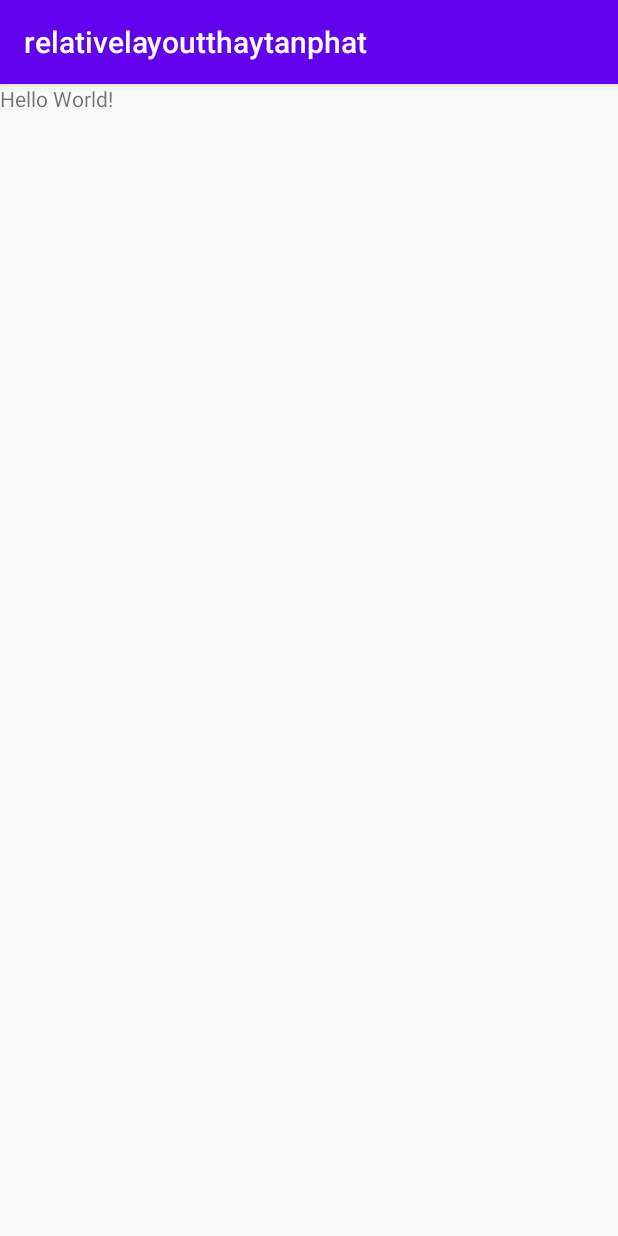
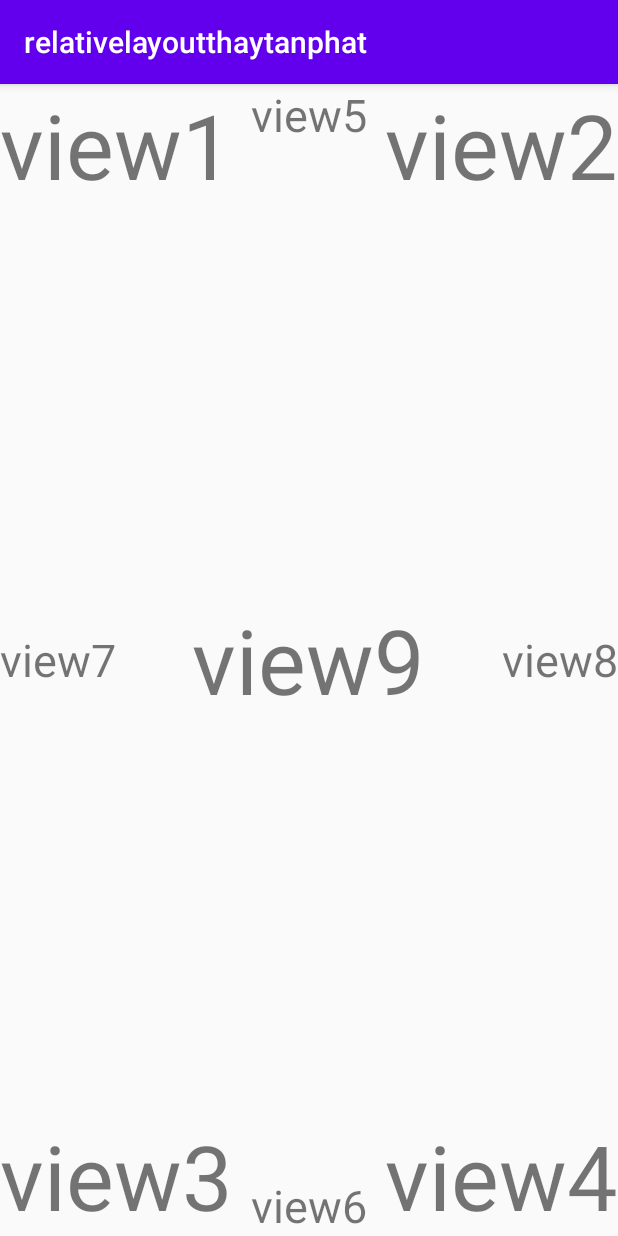
Before and after one commit to lyhuuthanh/relativelayoutthaytanphat, an Android app: the screen it shows after launch (MainActivity), on a phone screen of 412 x 824 dp. Run offline under Robolectric (Android 15) with nearby library versions, the phone set to English and light mode, and no system bars.

Commit message:
relativelayout 1

```diff
--- a/app/src/main/res/layout/activity_main.xml
+++ b/app/src/main/res/layout/activity_main.xml
@@ -6,13 +6,62 @@
     android:layout_height="match_parent"
     tools:context=".MainActivity">
 
+   <TextView
+       android:text="view1"
+       android:textSize="60sp"
+       android:layout_width="wrap_content"
+       android:layout_height="wrap_content"/>
     <TextView
+    android:text="view2"
+    android:textSize="60sp"
+        android:layout_alignParentRight="true"
+    android:layout_width="wrap_content"
+    android:layout_height="wrap_content"/>
+    <TextView
+        android:text="view3"
+        android:textSize="60sp"
+        android:layout_alignParentBottom="true"
         android:layout_width="wrap_content"
-        android:layout_height="wrap_content"
-        android:text="Hello World!"
-        app:layout_constraintBottom_toBottomOf="parent"
-        app:layout_constraintLeft_toLeftOf="parent"
-        app:layout_constraintRight_toRightOf="parent"
-        app:layout_constraintTop_toTopOf="parent" />
+        android:layout_height="wrap_content"/>
+    <TextView
+    android:text="view4"
+    android:textSize="60sp"
+        android:layout_alignParentRight="true"
+    android:layout_alignParentBottom="true"
+    android:layout_width="wrap_content"
+    android:layout_height="wrap_content"/>
+    <TextView
+    android:text="view5"
+    android:textSize="30sp"
+   android:layout_centerHorizontal="true"
+    android:layout_width="wrap_content"
+    android:layout_height="wrap_content"/>
+    <TextView
+        android:text="view6"
+        android:textSize="30sp"
+android:layout_centerHorizontal="true"
+android:layout_alignParentBottom="true"
+        android:layout_width="wrap_content"
+        android:layout_height="wrap_content"/>
+    <TextView
+        android:text="view7"
+        android:textSize="30sp"
+        android:layout_centerVertical="true"
+        android:layout_width="wrap_content"
+        android:layout_height="wrap_content"/>
+    <TextView
+        android:text="view8"
+        android:textSize="30sp"
+        android:layout_centerVertical="true"
+        android:layout_alignParentEnd="true"
+        android:layout_width="wrap_content"
+        android:layout_height="wrap_content"/>
+    <TextView
+        android:text="view9"
+        android:textSize="60sp"
+       android:layout_centerInParent="true"
+        android:layout_width="wrap_content"
+        android:layout_height="wrap_content"/>
+
 
 </RelativeLayout>
```
